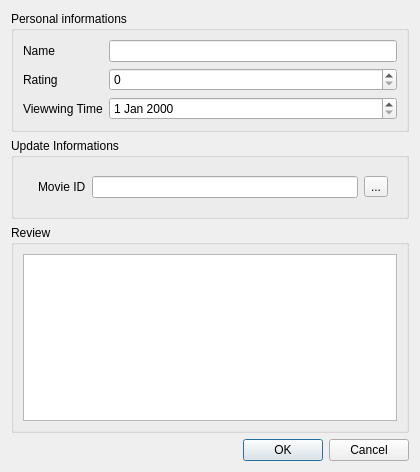
maritim/MovieManiacs, file newmoviedialog.ui: the form before one commit.
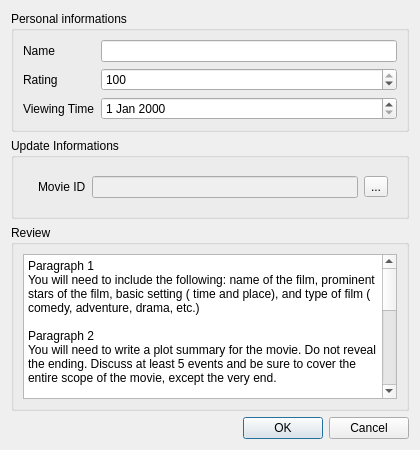
The form after the commit. Icons and pictures are not drawn.

Commit message: Edit Movie Feature and Bug Fixes

The edit to the form file:
```diff
--- a/newmoviedialog.ui
+++ b/newmoviedialog.ui
@@ -7,7 +7,7 @@
     <x>0</x>
     <y>0</y>
     <width>420</width>
-    <height>472</height>
+    <height>450</height>
    </rect>
   </property>
   <property name="windowTitle">
@@ -53,12 +53,25 @@
          </widget>
         </item>
         <item row="1" column="1">
-         <widget class="QSpinBox" name="spinBox"/>
+         <widget class="QSpinBox" name="ratingSpinBox">
+          <property name="minimum">
+           <number>1</number>
+          </property>
+          <property name="maximum">
+           <number>100</number>
+          </property>
+          <property name="singleStep">
+           <number>10</number>
+          </property>
+          <property name="value">
+           <number>100</number>
+          </property>
+         </widget>
         </item>
         <item row="2" column="0">
          <widget class="QLabel" name="label_4">
           <property name="text">
-           <string>Viewwing Time</string>
+           <string>Viewing Time</string>
           </property>
          </widget>
         </item>
@@ -91,10 +104,20 @@
             </widget>
            </item>
            <item>
-            <widget class="QLineEdit" name="movieIDEdit"/>
+            <widget class="QLineEdit" name="movieIDEdit">
+             <property name="enabled">
+              <bool>false</bool>
+             </property>
+             <property name="readOnly">
+              <bool>true</bool>
+             </property>
+            </widget>
            </item>
            <item>
             <widget class="QToolButton" name="toolButton">
+             <property name="toolTip">
+              <string/>
+             </property>
              <property name="text">
               <string>...</string>
              </property>
@@ -113,7 +136,27 @@
        </property>
        <layout class="QVBoxLayout" name="verticalLayout_3">
         <item>
-         <widget class="QPlainTextEdit" name="reviewPlainTextEdit"/>
+         <widget class="QPlainTextEdit" name="reviewPlainTextEdit">
+          <property name="plainText">
+           <string>Paragraph 1
+You will need to include the following: name of the film, prominent stars of the film, basic setting ( time and place), and type of film ( comedy, adventure, drama, etc.)
+
+Paragraph 2
+You will need to write a plot summary for the movie. Do not reveal the ending. Discuss at least 5 events and be sure to cover the entire scope of the movie, except the very end.
+
+Paragraph 3
+Discuss one aspect of filmmaking. You may choose from acting, direction, editing, costume design, set design, photography, background music, or anything else you may think of. Be sure that you are specific and cite examples from the movie.
+
+Paragraph 4
+Discuss another aspect of filmmaking. You may choose from acting, direction, editing, costume design, set design, photography, background music, or anything else you may think of, but obviously choose something different from what you discussed in the previous paragraph. Be sure that you are specific and cite examples from the movie.
+
+Paragraph 5
+Give your overall reaction to the film as well as your opinion on the quality of the film. Also include your recommendations for potential viewers.
+
+Remember, the guideline above is just what it is. It’s just a guideline, so throw in your own spin and develop your own format if you want to
+.</string>
+          </property>
+         </widget>
         </item>
        </layout>
       </widget>
```
The commit also changes 24 other files.
